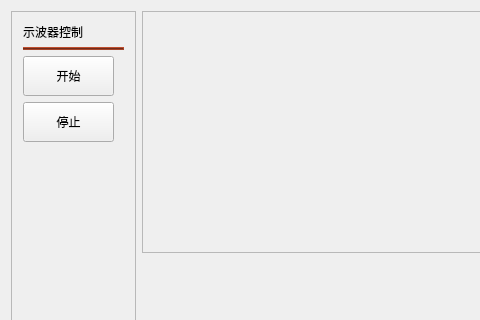
This is FCS/Ui/Library/OscWidget.ui in qimo601/FCS as Qt 5 draws it before an edit; both pictures show x 0 to 480 and y 0 to 320 of the 907 by 562 pixel window. The edited form follows.
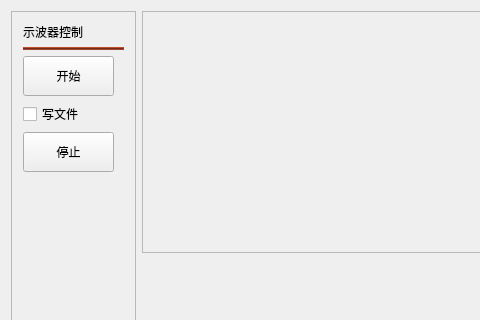
This is the edited form. Icons and pictures are not drawn. Custom widgets are drawn as their Qt base class.

```diff
--- a/FCS/Ui/Library/OscWidget.ui
+++ b/FCS/Ui/Library/OscWidget.ui
@@ -83,6 +83,13 @@
           </property>
          </widget>
         </item>
+        <item>
+         <widget class="QCheckBox" name="saveCheckBox">
+          <property name="text">
+           <string>写文件</string>
+          </property>
+         </widget>
+        </item>
         <item>
          <widget class="QPushButton" name="stopOscAcqBtn">
           <property name="sizePolicy">
```
Left out of the diff: 4 changed lines with no effect on the pictures.
